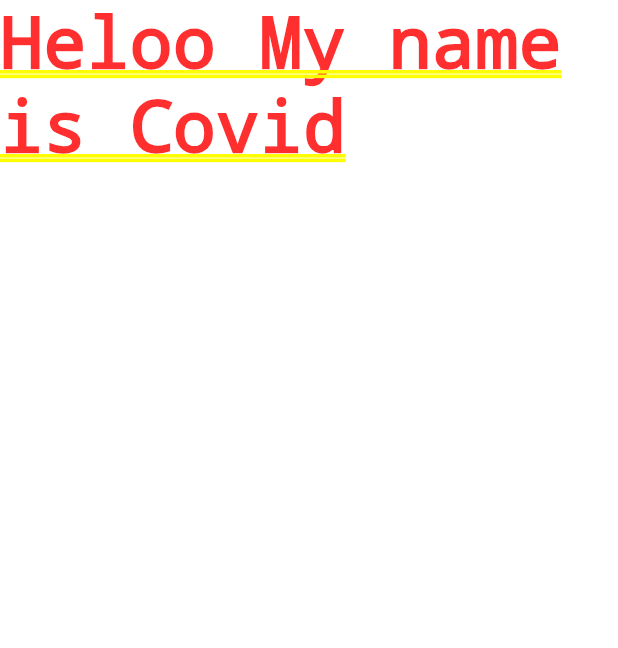
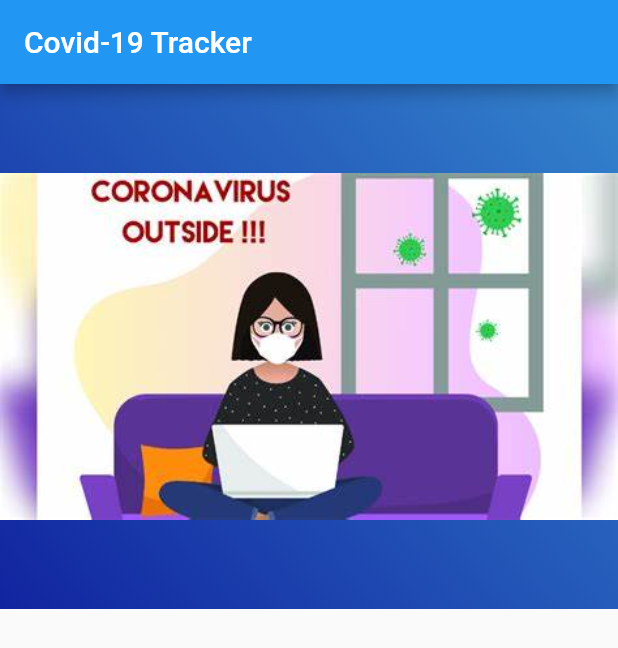
Before and after one commit to Ryan-0207/CovidTracker, a Flutter app: the screen it shows after launch, on a phone screen of 412 x 824 dp. Shown: the top 648 px of the screen. Run offline on Flutter 3.47's test engine with Material 2 defaults, Android fonts, the phone set to English and light mode, and no system bars.

```diff
--- a/lib/HomePage.dart
+++ b/lib/HomePage.dart
@@ -1,15 +1,37 @@
 import 'package:flutter/material.dart';
 
-class HomePage extends StatefulWidget {
-  HomePage({Key key}) : super(key: key);
-
+class homepage extends StatefulWidget {
   @override
-  _HomePageState createState() => _HomePageState();
+  _homepageState createState() => _homepageState();
 }
 
-class _HomePageState extends State<HomePage> {
+class _homepageState extends State<homepage> {
   @override
   Widget build(BuildContext context) {
-    return Container(child: Text('Heloo My name is Covid '));
+    return Scaffold(
+        appBar: AppBar(
+          centerTitle: false,
+          title: Text("Covid-19 Tracker"),
+        ),
+        body: SingleChildScrollView(
+          child: Column(
+            children: [
+              Container(
+                height: 350,
+                width: double.infinity,
+                decoration: BoxDecoration(
+                    gradient: LinearGradient(
+                        begin: Alignment.topRight,
+                        end: Alignment.bottomLeft,
+                        colors: [
+                          Color(0xFF3383CD),
+                          Color(0xFF11249F),
+                        ]),
+                    image:
+                        DecorationImage(image: AssetImage("assets/covid.jpg"))),
+              )
+            ],
+          ),
+        ));
   }
 }
--- a/lib/main.dart
+++ b/lib/main.dart
@@ -1,20 +1,12 @@
 import 'package:covid_tracker/HomePage.dart';
 import 'package:flutter/material.dart';
 
+import 'HomePage.dart';
+
 void main() {
-  runApp(MyApp());
+  runApp(MaterialApp(
+    debugShowCheckedModeBanner: false,
+    theme: ThemeData(),
+    home: homepage(),
+  ));
 }
-
-class MyApp extends StatelessWidget {
-  @override
-  Widget build(BuildContext context) {
-    return MaterialApp(
-      theme: ThemeData(
-        brightness: Brightness.dark,
-        primaryColor: Colors.lightBlue[800],
-        accentColor: Colors.cyan[600],
-      ),
-      home: HomePage(),
-    );
-  }
-}
--- a/pubspec.yaml
+++ b/pubspec.yaml
@@ -46,9 +46,8 @@ flutter:
   uses-material-design: true
 
   # To add assets to your application, add an assets section, like this:
-  # assets:
-  #   - images/a_dot_burr.jpeg
-  #   - images/a_dot_ham.jpeg
+  assets:
+   - assets/
 
   # An image asset can refer to one or more resolution-specific "variants", see
   # https://flutter.dev/assets-and-images/#resolution-aware.
```
Also changed, not shown: lib/datasource.dart (added, +69 -0 lines), assets/covid.jpg (added), 1 other file.
